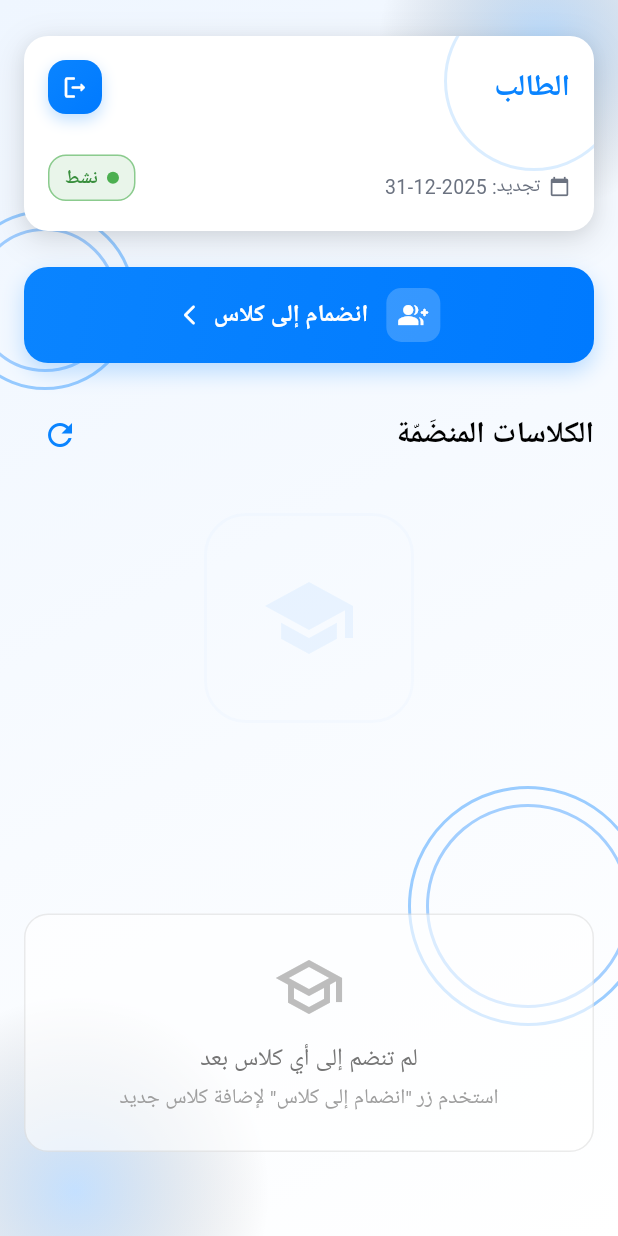
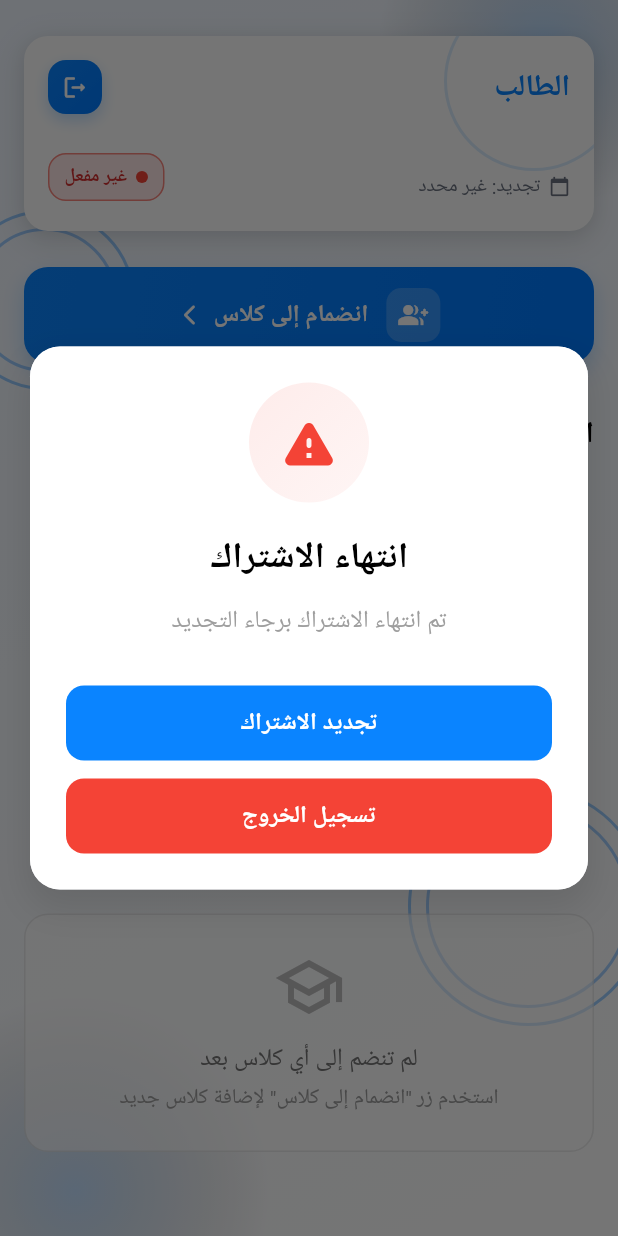
Before and after one commit to Mina22955/classroom_flutter_app_white, a Flutter app: the HomeScreen screen opened by its route, after a tap on the "refresh" icon, on a phone screen of 412 x 824 dp. Run offline on Flutter 3.47's test engine with Material 3 defaults, Android fonts, the light colour scheme and no system bars; our stand-ins replace device_info_plus, file_picker, flutter_secure_storage, go_router, permission_handler; missing offline and left inert: android_intent_plus, flutter_pdfview; accounts and stored records are empty.

Commit message:
last main v

```diff
--- a/lib/providers/auth_provider.dart
+++ b/lib/providers/auth_provider.dart
@@ -104,13 +104,29 @@ class AuthProvider extends ChangeNotifier {
         return false;
       }
     } catch (e) {
+      // Debug: Print the exception to see what's happening
+      print('AuthProvider: Login exception: $e');
+
       // Extract error message from exception
       String errorMessage = e.toString();
       if (errorMessage.startsWith('Exception: ')) {
         errorMessage =
             errorMessage.substring(11); // Remove 'Exception: ' prefix
       }
-      _setError(errorMessage);
+
+      print('AuthProvider: Processed error message: "$errorMessage"');
+
+      // Check if this might be a device conflict error
+      if (errorMessage.toLowerCase().contains('device') ||
+          errorMessage.toLowerCase().contains('conflict') ||
+          errorMessage.toLowerCase().contains('مسجل في جهاز') ||
+          errorMessage.toLowerCase().contains('logged in on another device')) {
+        print('AuthProvider: Detected device conflict in exception');
+        _setError('DEVICE_CONFLICT');
+      } else {
+        print('AuthProvider: Setting regular error: $errorMessage');
+        _setError(errorMessage);
+      }
       _setLoading(false);
       return false;
     }
@@ -152,6 +168,151 @@ class AuthProvider extends ChangeNotifier {
       }
       _setError(errorMessage);
       return [];
+    }
+  }
+
+  // Get user subscription status and renewal date
+  Future<Map<String, dynamic>> getUserSubscriptionStatus() async {
+    if (_user == null) {
+      print('AuthProvider: User is null, cannot fetch subscription status');
+      _setError('يرجى تسجيل الدخول أولاً');
+      return {
+        'isActive': false,
+        'formattedDate': 'غير محدد',
+        'plan': '',
+        'status': 'inactive',
+      };
+    }
+
+    try {
+      final rawUserId = _user!['id'] ?? _user!['_id'] ?? _user!['userId'];
+      print('AuthProvider: Fetching subscription status for user: $rawUserId');
+
+      if (rawUserId == null) {
+        print('AuthProvider: No user ID found in user data');
+        _setError('معرف الطالب غير متوفر');
+        return {
+          'isActive': false,
+          'formattedDate': 'غير محدد',
+          'plan': '',
+          'status': 'inactive',
+        };
+      }
+
+      final subscriptionData = await _apiService.getUserSubscriptionStatus(
+        userId: rawUserId.toString(),
+        accessToken: _token,
+      );
+
+      print('AuthProvider: Received subscription data: $subscriptionData');
+      return subscriptionData;
+    } catch (e) {
+      print('AuthProvider: Error fetching subscription status: $e');
+      String errorMessage = e.toString();
+      if (errorMessage.startsWith('Exception: ')) {
+        errorMessage = errorMessage.substring(11);
+      }
+      _setError(errorMessage);
+      return {
+        'isActive': false,
+        'formattedDate': 'غير محدد',
+        'plan': '',
+        'status': 'inactive',
+      };
+    }
+  }
+
+  // Get subscription status from user data (fallback)
+  bool get isSubscribed {
+    if (_user == null) {
+      print(
+          'AuthProvider: User is null, returning false for subscription status');
+      return false;
+    }
+
+    // Check if user has subscription data
+    final status = _user!['status'];
+    final expiresAt = _user!['expiresAt'];
+    final plan = _user!['plan'];
+
+    // Check for active status
+    final statusLower = status?.toString().toLowerCase();
+
+    if (statusLower == 'active') {
+      return true;
+    }
+
+    // Check for pending/inactive status
+    if (statusLower == 'pending' ||
+        statusLower == 'inactive' ||
+        statusLower == 'expired' ||
+        statusLower == 'disabled' ||
+        statusLower == 'invalid') {
+      return false;
+    }
+
+    // If we have an expiration date, check if it's in the future
+    if (expiresAt != null) {
+      try {
+        DateTime expirationDate;
+        if (expiresAt is String) {
+          expirationDate = DateTime.parse(expiresAt);
+        } else if (expiresAt is int) {
+          // Unix timestamp in seconds
+          expirationDate =
+              DateTime.fromMillisecondsSinceEpoch(expiresAt * 1000);
+        } else {
+          // Unix timestamp in milliseconds
+          expirationDate = DateTime.fromMillisecondsSinceEpoch(expiresAt);
+        }
+
+        final now = DateTime.now();
+        final isActive = expirationDate.isAfter(now);
+
+        print('AuthProvider: Expiration date: $expirationDate');
+        print('AuthProvider: Current date: $now');
+        print('AuthProvider: Is expiration in future: $isActive');
+
+        return isActive;
+      } catch (e) {
+        print('AuthProvider: Error parsing expiration date: $e');
+        return false;
+      }
+    }
+
+    // If no status or expiration date, check if user has a plan
+    if (plan != null && plan.toString().isNotEmpty) {
+      print('AuthProvider: User has plan: $plan, assuming active');
+      return true;
+    }
+
+    print('AuthProvider: No clear subscription indication, returning false');
+    // Default to false if no clear indication
+    return false;
+  }
+
+  // Get renewal date from user data (fallback)
+  String get renewalDate {
+    if (_user == null) return 'غير محدد';
+
+    final expiresAt = _user!['expiresAt'];
+    if (expiresAt == null) return 'غير محدد';
+
+    try {
+      DateTime expirationDate;
+      if (expiresAt is String) {
+        expirationDate = DateTime.parse(expiresAt);
+      } else if (expiresAt is int) {
+        // Unix timestamp in seconds
+        expirationDate = DateTime.fromMillisecondsSinceEpoch(expiresAt * 1000);
+      } else {
+        // Unix timestamp in milliseconds
+        expirationDate = DateTime.fromMillisecondsSinceEpoch(expiresAt);
+      }
+      return '${expirationDate.year}-${expirationDate.month.toString().padLeft(2, '0')}-${expirationDate.day.toString().padLeft(2, '0')}';
+    } catch (e) {
+      print('AuthProvider: Error formatting expiration date: $e');
+      return 'غير محدد';
     }
   }
 
--- a/lib/screens/home_screen.dart
+++ b/lib/screens/home_screen.dart
@@ -6,6 +6,7 @@ import '../providers/auth_provider.dart';
 import '../services/api_service.dart';
 import '../widgets/class_card.dart';
 import '../widgets/gradient_bg.dart';
+import '../widgets/subscription_expired_dialog.dart';
 
 class HomeScreen extends StatefulWidget {
   const HomeScreen({super.key});
@@ -20,16 +21,52 @@ class _HomeScreenState extends State<HomeScreen> {
   bool _isJoiningClass = false;
   bool _joinExpanded = false;
   bool _isLoadingClasses = false;
+  Map<String, dynamic>? _subscriptionData;
+  bool _isLoadingSubscription = false;
+  bool _hasShownExpiredDialog = false;
 
   @override
   void initState() {
     super.initState();
+    // Reset dialog flag when screen initializes
+    _hasShownExpiredDialog = false;
     // Rebuild to show/ hide clear icon and enable button
     _classIdController.addListener(() {
       if (mounted) setState(() {});
     });
-    // Load joined classes asynchronously without blocking the UI
-    Future.microtask(() => _loadJoinedClasses());
+    // Load joined classes and subscription data asynchronously without blocking the UI
+    Future.microtask(() {
+      _loadJoinedClasses();
+      _loadSubscriptionData();
+    });
+  }
+
+  @override
+  void didChangeDependencies() {
+    super.didChangeDependencies();
+    // Check subscription status after the widget is built
+    WidgetsBinding.instance.addPostFrameCallback((_) {
+      _checkSubscriptionStatus();
+    });
+  }
+
+  void _checkSubscriptionStatus() {
+    if (_hasShownExpiredDialog) return; // Prevent showing dialog multiple times
+
+    final authProvider = context.read<AuthProvider>();
+    final isSubscribed = _getSubscriptionStatus(authProvider);
+
+    if (!isSubscribed) {
+      _hasShownExpiredDialog = true;
+      // Show subscription expired dialog
+      showDialog(
+        context: context,
+        barrierDismissible: false, // Cannot be dismissed by tapping outside
+        builder: (BuildContext context) {
+          return const SubscriptionExpiredDialog();
+        },
+      );
+    }
   }
 
   Future<void> _loadJoinedClasses() async {
@@ -64,10 +101,56 @@ class _HomeScreenState extends State<HomeScreen> {
     }
   }
 
+  Future<void> _loadSubscriptionData() async {
+    if (!mounted) return;
+
+    print('Loading subscription data...');
+    setState(() {
+      _isLoadingSubscription = true;
+    });
+
+    try {
+      final authProvider = context.read<AuthProvider>();
+      print('HomeScreen: About to call getUserSubscriptionStatus()');
+      final subscriptionData = await authProvider.getUserSubscriptionStatus();
+      print(
+          'HomeScreen: Fetched subscription data from API: $subscriptionData');
+      if (mounted) {
+        setState(() {
+          _subscriptionData = subscriptionData;
+          _isLoadingSubscription = false;
+        });
+        print('HomeScreen: Updated _subscriptionData: $_subscriptionData');
+
+        // Check subscription status after loading data
+        _checkSubscriptionStatus();
+      }
+    } catch (e) {
+      print('HomeScreen: Error loading subscription data: $e');
+      if (mounted) {
+        setState(() {
+          _isLoadingSubscription = false;
+        });
+      }
+    }
+  }
+
   @override
   void dispose() {
     _classIdController.dispose();
     super.dispose();
+  }
+
+  // Helper method to get subscription status
+  bool _getSubscriptionStatus(AuthProvider authProvider) {
+    // Always prioritize login data over API data since API data seems unreliable
+    return authProvider.isSubscribed;
+  }
+
+  // Helper method to get renewal date
+  String _getRenewalDate(AuthProvider authProvider) {
+    // Always prioritize login data over API data since API data seems unreliable
+    return authProvider.renewalDate;
   }
 
   Future<void> _handleJoinClass() async {
@@ -251,16 +334,38 @@ class _HomeScreenState extends State<HomeScreen> {
                         crossAxisAlignment: CrossAxisAlignment.stretch,
                         children: [
                           // Student card with logout
-                          _buildStudentCardWithLogout(
+                          _isLoadingSubscription
+                              ? Container(
+                                  height: 130,
+                                  decoration: BoxDecoration(
+                                    color: Colors.white,
+                                    borderRadius: BorderRadius.circular(16),
+                                    boxShadow: [
+                                      BoxShadow(
+                                        color: Colors.black.withOpacity(0.10),
+                                        blurRadius: 18,
+                                        spreadRadius: 1,
+                                        offset: const Offset(0, 6),
+                                      ),
+                                    ],
+                                  ),
+                                  child: const Center(
+                                    child: CircularProgressIndicator(
+                                      color: Color(0xFF0A84FF),
+                                    ),
+                                  ),
+                                )
+                              : _buildStudentCardWithLogout(
                                   studentName: user?['name'] ?? 'الطالب',
-                            isSubscribed: true,
-                            renewalDate: '2025-12-31',
+                                  isSubscribed:
+                                      _getSubscriptionStatus(authProvider),
+                                  renewalDate: _getRenewalDate(authProvider),
                                   onProfileTap: () {
                                     // Immediate navigation with no delay
                                     context.push('/profile');
                                   },
-                            onLogoutTap: () =>
-                                _showLogoutConfirmation(context, authProvider),
+                                  onLogoutTap: () => _showLogoutConfirmation(
+                                      context, authProvider),
                                 ),
                           const SizedBox(height: 24),
                           // Collapsible Join control
@@ -674,7 +779,10 @@ class _HomeScreenState extends State<HomeScreen> {
                               ),
                               const Spacer(),
                               IconButton(
-                                onPressed: _loadJoinedClasses,
+                                onPressed: () {
+                                  _loadJoinedClasses();
+                                  _loadSubscriptionData();
+                                },
                                 icon: const Icon(Icons.refresh,
                                     color: Color(0xFF0A84FF)),
                                 tooltip: 'تحديث القائمة',
@@ -690,7 +798,10 @@ class _HomeScreenState extends State<HomeScreen> {
                                     ),
                                   )
                                 : RefreshIndicator(
-                                    onRefresh: _loadJoinedClasses,
+                                    onRefresh: () async {
+                                      await _loadJoinedClasses();
+                                      await _loadSubscriptionData();
+                                    },
                                     color: const Color(0xFF0A84FF),
                                     child: ListView.separated(
                                       itemCount: _joinedClasses.length,
--- /dev/null
+++ b/lib/widgets/subscription_expired_dialog.dart
@@ -0,0 +1,167 @@
+import 'package:flutter/material.dart';
+import 'package:provider/provider.dart';
+import 'package:go_router/go_router.dart';
+import '../providers/auth_provider.dart';
+
+class SubscriptionExpiredDialog extends StatelessWidget {
+  const SubscriptionExpiredDialog({super.key});
+
+  @override
+  Widget build(BuildContext context) {
+    return WillPopScope(
+      onWillPop: () async => false, // Prevent back button from closing dialog
+      child: Dialog(
+        insetPadding: const EdgeInsets.symmetric(horizontal: 20),
+        shape: RoundedRectangleBorder(
+          borderRadius: BorderRadius.circular(20),
+        ),
+        elevation: 20,
+        child: Container(
+          padding: const EdgeInsets.all(24),
+          decoration: BoxDecoration(
+            borderRadius: BorderRadius.circular(20),
+            color: Colors.white,
+            boxShadow: [
+              BoxShadow(
+                color: Colors.black.withOpacity(0.1),
+                blurRadius: 20,
+                spreadRadius: 2,
+                offset: const Offset(0, 10),
+              ),
+            ],
+          ),
+          child: Column(
+            mainAxisSize: MainAxisSize.min,
+            children: [
+              // Warning icon
+              Container(
+                width: 80,
+                height: 80,
+                decoration: BoxDecoration(
+                  gradient: LinearGradient(
+                    colors: [
+                      Colors.red.withOpacity(0.1),
+                      Colors.red.withOpacity(0.05),
+                    ],
+                    begin: Alignment.topLeft,
+                    end: Alignment.bottomRight,
+                  ),
+                  shape: BoxShape.circle,
+                ),
+                child: const Icon(
+                  Icons.warning_rounded,
+                  color: Colors.red,
+                  size: 40,
+                ),
+              ),
+              const SizedBox(height: 20),
+
+              // Title
+              const Text(
+                'انتهاء الاشتراك',
+                style: TextStyle(
+                  fontSize: 24,
+                  fontWeight: FontWeight.bold,
+                  color: Colors.black,
+                ),
+                textAlign: TextAlign.center,
+              ),
+              const SizedBox(height: 12),
+
+              // Message
+              const Text(
+                'تم انتهاء الاشتراك برجاء التجديد',
+                style: TextStyle(
+                  fontSize: 16,
+                  color: Colors.grey,
+                  height: 1.5,
+                ),
+                textAlign: TextAlign.center,
+              ),
+              const SizedBox(height: 30),
+
+              // Renew subscription button
+              SizedBox(
+                width: double.infinity,
+                height: 50,
+                child: ElevatedButton(
+                  onPressed: () {
+                    // TODO: Implement renew subscription functionality
+                    print('تجديد الاشتراك button pressed');
+                  },
+                  style: ElevatedButton.styleFrom(
+                    backgroundColor: const Color(0xFF0A84FF),
+                    foregroundColor: Colors.white,
+                    shape: RoundedRectangleBorder(
+                      borderRadius: BorderRadius.circular(12),
+                    ),
+                    elevation: 0,
+                  ),
+                  child: const Text(
+                    'تجديد الاشتراك',
+                    style: TextStyle(
+                      fontSize: 16,
+                      fontWeight: FontWeight.w600,
+                    ),
+                  ),
+                ),
+              ),
+              const SizedBox(height: 12),
+
+              // Logout button
+              SizedBox(
+                width: double.infinity,
+                height: 50,
+                child: ElevatedButton(
+                  onPressed: () async {
+                    // Show loading dialog
+                    showDialog(
+                      context: context,
+                      barrierDismissible: false,
+                      builder: (BuildContext context) {
+                        return const Center(
+                          child: CircularProgressIndicator(
+                            color: Colors.red,
+                          ),
+                        );
+                      },
+                    );
+
+                    // Perform logout
+                    final authProvider = context.read<AuthProvider>();
+                    await authProvider.logout();
+
+                    // Close loading dialog
+                    if (context.mounted) {
+                      Navigator.of(context).pop();
+                    }
+
+                    // Navigate to login
+                    if (context.mounted) {
+                      context.go('/login');
+                    }
+                  },
+                  style: ElevatedButton.styleFrom(
+                    backgroundColor: Colors.red,
+                    foregroundColor: Colors.white,
+                    shape: RoundedRectangleBorder(
+                      borderRadius: BorderRadius.circular(12),
+                    ),
+                    elevation: 0,
+                  ),
+                  child: const Text(
+                    'تسجيل الخروج',
+                    style: TextStyle(
+                      fontSize: 16,
+                      fontWeight: FontWeight.w600,
+                    ),
+                  ),
+                ),
+              ),
+            ],
+          ),
+        ),
+      ),
+    );
+  }
+}
```
Also changed, not shown: lib/screens/auth/login_screen.dart (+19 -28 lines), lib/services/api_service.dart (+169 -1 lines). Lines whose indentation alone changed are shown as unchanged.
